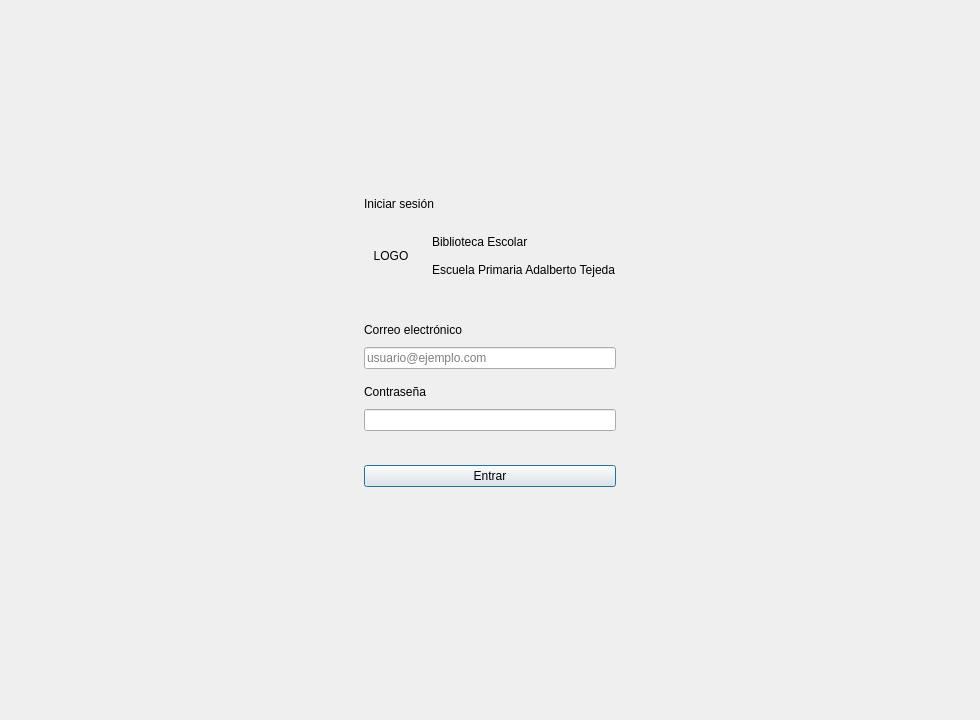
Qt form src/biblioteca/ui/disenos/login.ui (yaelink7/Biblioteca_Implementacion_Escuela_Primaria) before a commit.
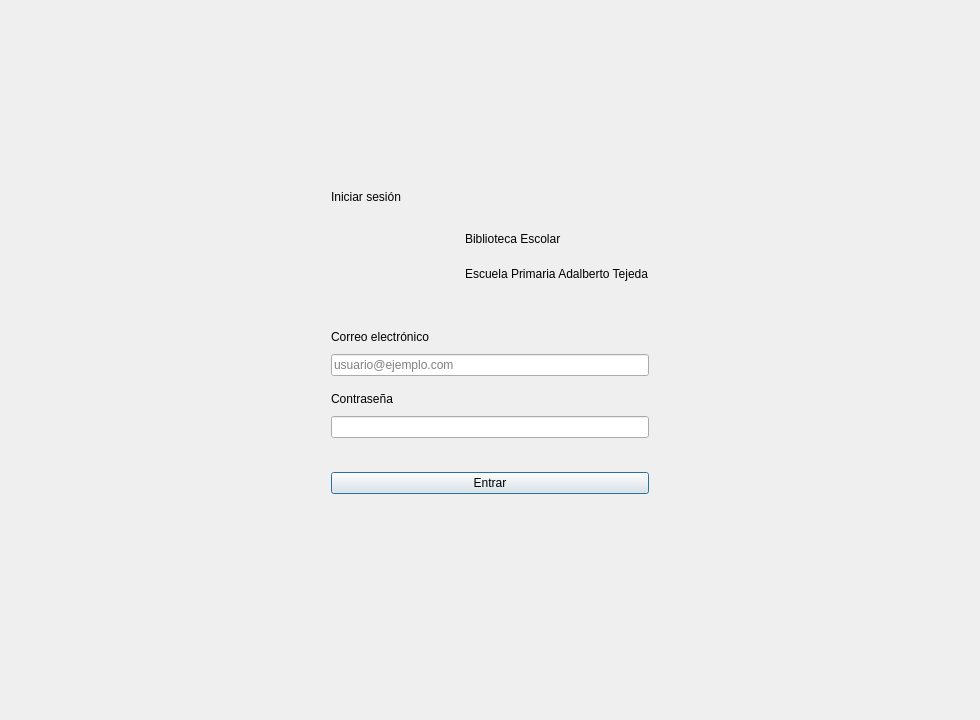
The same form after that commit.

Commit message: WIP: pantallas restantes del diseno Lapiz, logo y las cuatro funciones aprobadas

The edit to the form file:
```diff
--- a/src/biblioteca/ui/disenos/login.ui
+++ b/src/biblioteca/ui/disenos/login.ui
@@ -79,9 +79,9 @@
             <property name="spacing"><number>14</number></property>
             <item>
              <widget class="QLabel" name="logoFicha">
-              <property name="minimumSize"><size><width>54</width><height>54</height></size></property>
-              <property name="maximumSize"><size><width>54</width><height>54</height></size></property>
-              <property name="text"><string>LOGO</string></property>
+              <property name="minimumSize"><size><width>120</width><height>68</height></size></property>
+              <property name="maximumSize"><size><width>120</width><height>68</height></size></property>
+              <property name="text"><string/></property>
               <property name="alignment"><set>Qt::AlignCenter</set></property>
              </widget>
             </item>
```
The commit also changes 43 other files.
